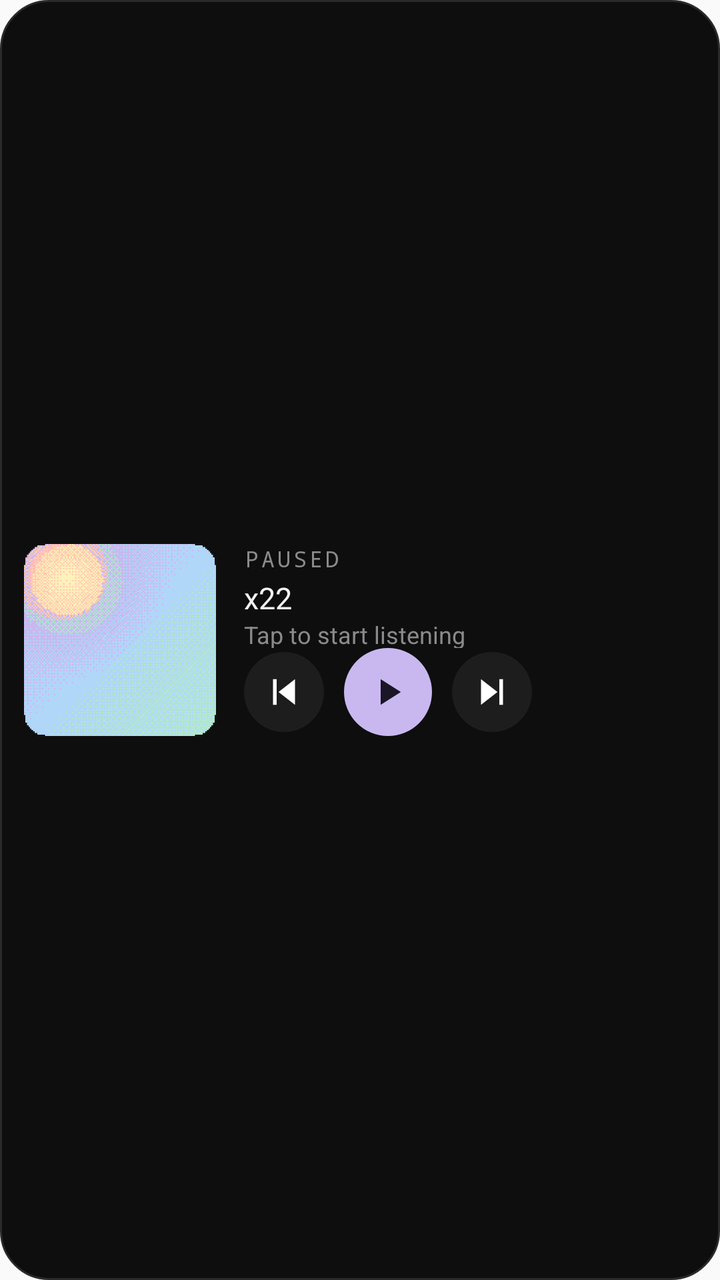
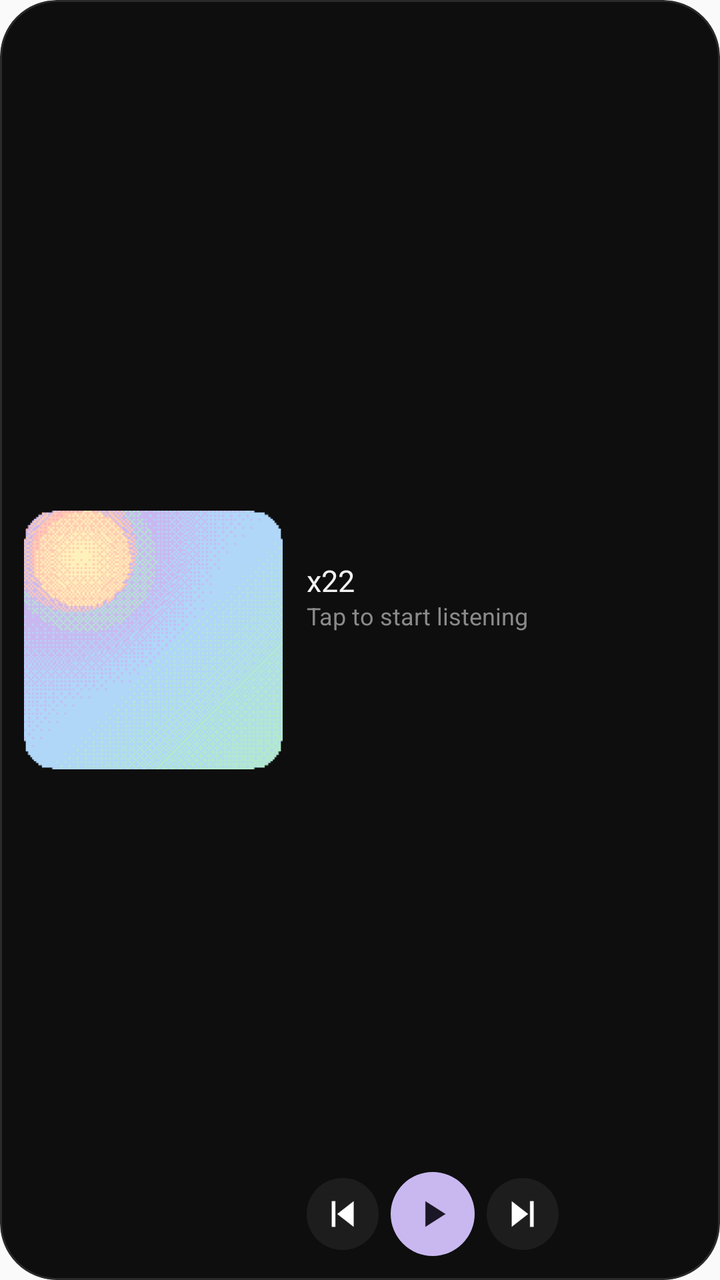

Compare the two renders of this Android layout. The source of the first and the diff that turns it into the second are given below.
<!-- AndroidManifest.xml: application theme AppTheme -->
<!-- res/layout/widget_player.xml -->
<?xml version="1.0" encoding="utf-8"?>
<LinearLayout xmlns:android="http://schemas.android.com/apk/res/android"
    android:id="@+id/widget_root"
    android:layout_width="match_parent"
    android:layout_height="match_parent"
    android:background="@drawable/widget_bg"
    android:gravity="center_vertical"
    android:orientation="horizontal"
    android:padding="12dp">

    <ImageView
        android:id="@+id/widget_cover"
        android:layout_width="96dp"
        android:layout_height="96dp"
        android:contentDescription="@string/widget_cover"
        android:scaleType="centerCrop"
        android:src="@drawable/widget_cover_placeholder" />

    <LinearLayout
        android:layout_width="0dp"
        android:layout_height="96dp"
        android:layout_marginStart="14dp"
        android:layout_weight="1"
        android:orientation="vertical">

        <LinearLayout
            android:id="@+id/widget_text"
            android:layout_width="match_parent"
            android:layout_height="0dp"
            android:layout_weight="1"
            android:orientation="vertical">

            <TextView
                android:id="@+id/widget_label"
                android:layout_width="wrap_content"
                android:layout_height="wrap_content"
                android:fontFamily="monospace"
                android:letterSpacing="0.12"
                android:text="@string/widget_paused"
                android:textAllCaps="true"
                android:textColor="#8A8A8A"
                android:textSize="11sp" />

            <TextView
                android:id="@+id/widget_title"
                android:layout_width="match_parent"
                android:layout_height="wrap_content"
                android:layout_marginTop="2dp"
                android:ellipsize="end"
                android:maxLines="1"
                android:text="@string/widget_idle_title"
                android:textColor="#F2F2F2"
                android:textSize="15sp" />

            <TextView
                android:id="@+id/widget_artist"
                android:layout_width="match_parent"
                android:layout_height="wrap_content"
                android:ellipsize="end"
                android:maxLines="1"
                android:text="@string/widget_idle_subtitle"
                android:textColor="#8A8A8A"
                android:textSize="12sp" />
        </LinearLayout>

        <LinearLayout
            android:layout_width="match_parent"
            android:layout_height="44dp"
            android:gravity="center_vertical"
            android:orientation="horizontal">

            <ImageButton
                android:id="@+id/widget_prev"
                android:layout_width="40dp"
                android:layout_height="40dp"
                android:background="@drawable/widget_button_bg"
                android:contentDescription="@string/action_prev"
                android:src="@drawable/ic_widget_prev" />

            <ImageButton
                android:id="@+id/widget_play"
                android:layout_width="44dp"
                android:layout_height="44dp"
                android:layout_marginStart="10dp"
                android:layout_marginEnd="10dp"
                android:background="@drawable/widget_play_bg"
                android:contentDescription="@string/action_play"
                android:src="@drawable/ic_widget_play_dark" />

            <ImageButton
                android:id="@+id/widget_next"
                android:layout_width="40dp"
                android:layout_height="40dp"
                android:background="@drawable/widget_button_bg"
                android:contentDescription="@string/action_next"
                android:src="@drawable/ic_widget_next" />
        </LinearLayout>
    </LinearLayout>
</LinearLayout>
<!-- resources referenced by this layout -->
<resources>
  <!-- drawable ic_widget_next (drawable) -->
  <?xml version="1.0" encoding="utf-8"?>
  <vector xmlns:android="http://schemas.android.com/apk/res/android"
      android:width="22dp" android:height="22dp" android:viewportWidth="24" android:viewportHeight="24">
      <path android:fillColor="#FFFFFFFF" android:pathData="M6,5v14l9,-7zM16,5h2v14h-2z"/>
  </vector>
  <!-- drawable ic_widget_play_dark (drawable) -->
  <?xml version="1.0" encoding="utf-8"?>
  <vector xmlns:android="http://schemas.android.com/apk/res/android"
      android:width="22dp" android:height="22dp" android:viewportWidth="24" android:viewportHeight="24">
      <path android:fillColor="#FF1A1626" android:pathData="M8,5v14l11,-7z"/>
  </vector>
  <!-- drawable ic_widget_prev (drawable) -->
  <?xml version="1.0" encoding="utf-8"?>
  <vector xmlns:android="http://schemas.android.com/apk/res/android"
      android:width="22dp" android:height="22dp" android:viewportWidth="24" android:viewportHeight="24">
      <path android:fillColor="#FFFFFFFF" android:pathData="M18,5v14l-9,-7zM6,5h2v14H6z"/>
  </vector>
  <!-- drawable widget_bg (drawable) -->
  <?xml version="1.0" encoding="utf-8"?>
  <shape xmlns:android="http://schemas.android.com/apk/res/android" android:shape="rectangle">
      <solid android:color="#0E0E0E" />
      <stroke android:width="1dp" android:color="#2A2A2A" />
      <corners android:radius="24dp" />
  </shape>
  <!-- drawable widget_button_bg (drawable) -->
  <?xml version="1.0" encoding="utf-8"?>
  <shape xmlns:android="http://schemas.android.com/apk/res/android" android:shape="oval">
      <solid android:color="#1D1D1D" />
  </shape>
  <!-- drawable widget_cover_placeholder: png bitmap (drawable-nodpi, 5755 bytes) -->
  <!-- drawable widget_play_bg (drawable) -->
  <?xml version="1.0" encoding="utf-8"?>
  <shape xmlns:android="http://schemas.android.com/apk/res/android" android:shape="oval">
      <solid android:color="#C9B8F0" />
  </shape>
  <string name="action_next">Next</string>
  <string name="action_play">Play</string>
  <string name="action_prev">Previous</string>
  <string name="widget_cover">Album art — open x22</string>
  <string name="widget_idle_subtitle">Tap to start listening</string>
  <string name="widget_idle_title">x22</string>
  <string name="widget_paused">Paused</string>
  <style name="AppTheme" parent="Theme.AppCompat.Light.DarkActionBar">
          
          <item name="colorPrimary">@color/colorPrimary</item>
          <item name="colorPrimaryDark">@color/colorPrimaryDark</item>
          <item name="colorAccent">@color/colorAccent</item>
      </style>
</resources>

<!-- the commit's change to res/layout/widget_player.xml (unified diff, before → after) -->
@@ -1,26 +1,29 @@
 <?xml version="1.0" encoding="utf-8"?>
 <LinearLayout xmlns:android="http://schemas.android.com/apk/res/android"
-    android:id="@+id/widget_root"
+    android:id="@android:id/background"
     android:layout_width="match_parent"
     android:layout_height="match_parent"
     android:background="@drawable/widget_bg"
+    android:clipToOutline="true"
     android:gravity="center_vertical"
     android:orientation="horizontal"
     android:padding="12dp">
 
+    
     <ImageView
         android:id="@+id/widget_cover"
-        android:layout_width="96dp"
-        android:layout_height="96dp"
+        android:layout_width="0dp"
+        android:layout_height="match_parent"
+        android:layout_weight="2"
         android:contentDescription="@string/widget_cover"
-        android:scaleType="centerCrop"
+        android:scaleType="fitCenter"
         android:src="@drawable/widget_cover_placeholder" />
 
     <LinearLayout
         android:layout_width="0dp"
-        android:layout_height="96dp"
-        android:layout_marginStart="14dp"
-        android:layout_weight="1"
+        android:layout_height="match_parent"
+        android:layout_marginStart="12dp"
+        android:layout_weight="3"
         android:orientation="vertical">
 
         <LinearLayout
@@ -28,25 +31,15 @@
             android:layout_width="match_parent"
             android:layout_height="0dp"
             android:layout_weight="1"
+            android:gravity="center_vertical"
             android:orientation="vertical">
-
-            <TextView
-                android:id="@+id/widget_label"
-                android:layout_width="wrap_content"
-                android:layout_height="wrap_content"
-                android:fontFamily="monospace"
-                android:letterSpacing="0.12"
-                android:text="@string/widget_paused"
-                android:textAllCaps="true"
-                android:textColor="#8A8A8A"
-                android:textSize="11sp" />
 
             <TextView
                 android:id="@+id/widget_title"
                 android:layout_width="match_parent"
                 android:layout_height="wrap_content"
-                android:layout_marginTop="2dp"
                 android:ellipsize="end"
+                android:includeFontPadding="false"
                 android:maxLines="1"
                 android:text="@string/widget_idle_title"
                 android:textColor="#F2F2F2"
@@ -56,7 +49,9 @@
                 android:id="@+id/widget_artist"
                 android:layout_width="match_parent"
                 android:layout_height="wrap_content"
+                android:layout_marginTop="2dp"
                 android:ellipsize="end"
+                android:includeFontPadding="false"
                 android:maxLines="1"
                 android:text="@string/widget_idle_subtitle"
                 android:textColor="#8A8A8A"
@@ -64,33 +59,33 @@
         </LinearLayout>
 
         <LinearLayout
-            android:layout_width="match_parent"
-            android:layout_height="44dp"
+            android:layout_width="wrap_content"
+            android:layout_height="wrap_content"
             android:gravity="center_vertical"
             android:orientation="horizontal">
 
             <ImageButton
                 android:id="@+id/widget_prev"
-                android:layout_width="40dp"
-                android:layout_height="40dp"
+                android:layout_width="36dp"
+                android:layout_height="36dp"
                 android:background="@drawable/widget_button_bg"
                 android:contentDescription="@string/action_prev"
                 android:src="@drawable/ic_widget_prev" />
 
             <ImageButton
                 android:id="@+id/widget_play"
-                android:layout_width="44dp"
-                android:layout_height="44dp"
-                android:layout_marginStart="10dp"
-                android:layout_marginEnd="10dp"
+                android:layout_width="42dp"
+                android:layout_height="42dp"
+                android:layout_marginStart="6dp"
+                android:layout_marginEnd="6dp"
                 android:background="@drawable/widget_play_bg"
                 android:contentDescription="@string/action_play"
                 android:src="@drawable/ic_widget_play_dark" />
 
             <ImageButton
                 android:id="@+id/widget_next"
-                android:layout_width="40dp"
-                android:layout_height="40dp"
+                android:layout_width="36dp"
+                android:layout_height="36dp"
                 android:background="@drawable/widget_button_bg"
                 android:contentDescription="@string/action_next"
                 android:src="@drawable/ic_widget_next" />
<!-- resource entries referenced after the edit -->
@@ -23,7 +23,7 @@
   <shape xmlns:android="http://schemas.android.com/apk/res/android" android:shape="rectangle">
       <solid android:color="#0E0E0E" />
       <stroke android:width="1dp" android:color="#2A2A2A" />
-      <corners android:radius="24dp" />
+      <corners android:radius="@dimen/widget_radius" />
   </shape>
   <!-- drawable widget_button_bg (drawable) -->
   <?xml version="1.0" encoding="utf-8"?>
@@ -42,12 +42,12 @@
   <string name="widget_cover">Album art — open x22</string>
   <string name="widget_idle_subtitle">Tap to start listening</string>
   <string name="widget_idle_title">x22</string>
-  <string name="widget_paused">Paused</string>
   <style name="AppTheme" parent="Theme.AppCompat.Light.DarkActionBar">
           
           <item name="colorPrimary">@color/colorPrimary</item>
           <item name="colorPrimaryDark">@color/colorPrimaryDark</item>
           <item name="colorAccent">@color/colorAccent</item>
       </style>
+  <dimen name="widget_radius">24dp</dimen>
 </resources>
 
